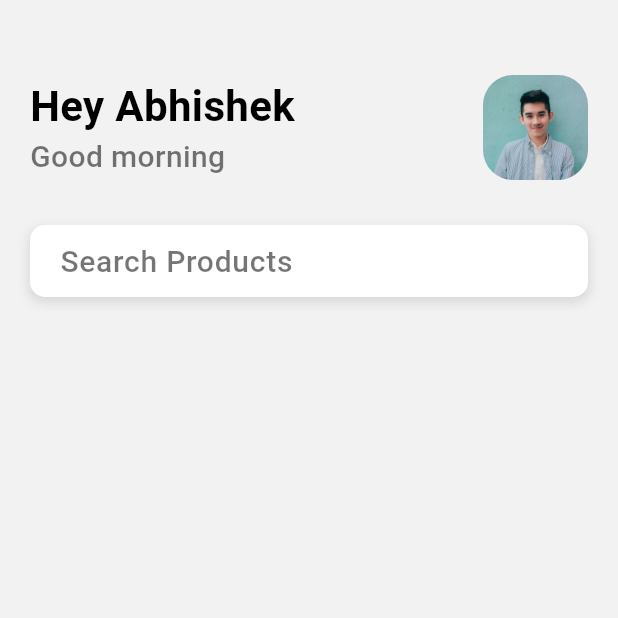
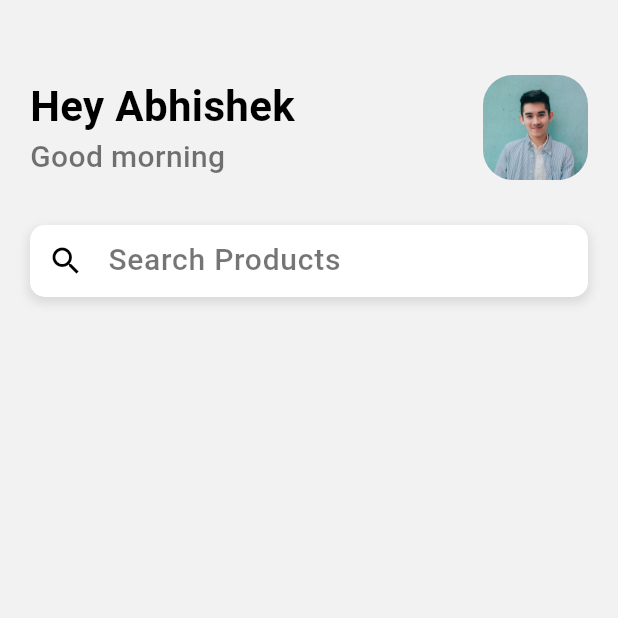
Before and after one commit to Abhismart786/FlutterProject, a Flutter app: the screen it shows after launch, on a phone screen of 412 x 824 dp, the top half of it. Run offline on Flutter 3.47's test engine with Material 3 defaults, Android fonts, the phone set to English and light mode, and no system bars.

Commit message:
4 commit

```diff
--- a/lib/Pages/home.dart
+++ b/lib/Pages/home.dart
@@ -47,7 +47,7 @@ class _HomeState extends State<Home> {
             ),
             SizedBox(height: 30.0), // Adds space between the texts
             Container(
-              padding: EdgeInsets.only(left: 20.0),
+
               decoration: BoxDecoration(
                 color: Colors.white,
                 borderRadius: BorderRadius.circular(10),
@@ -65,7 +65,7 @@ class _HomeState extends State<Home> {
                 decoration: InputDecoration(
                   border: InputBorder.none,
                   hintText: "Search Products",
-                  hintStyle: AppWidget.lightTextFeildStyle(), // Ensure this style exists in support_widget.dart
+                  hintStyle: AppWidget.lightTextFeildStyle(),prefixIcon: Icon(Icons.search,color: Colors.black,) // Ensure this style exists in support_widget.dart
                 ),
               ),
             ),
```
